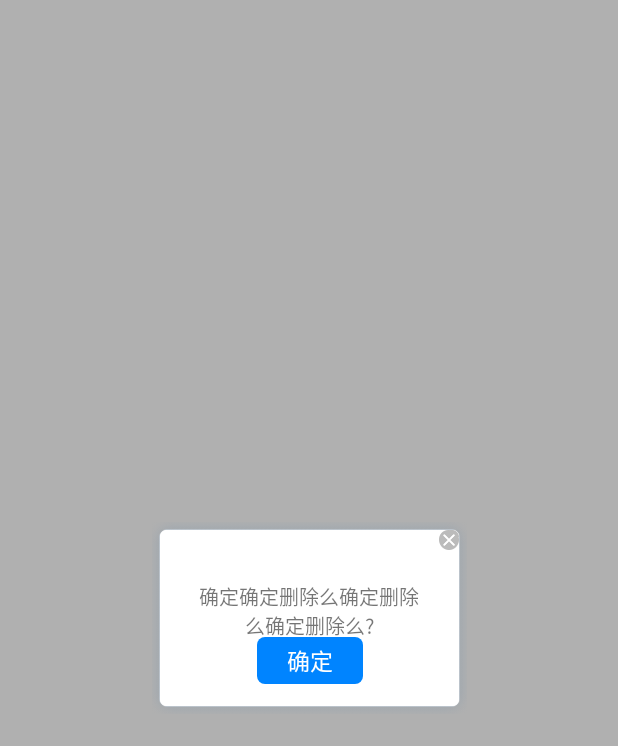
After one commit to zhuxiaohang2016/xwjr_track, an Android app: the layout attend_common_tip.xml on its own in the app's theme, with its tools: preview values and no code run, on a phone screen of 412 x 824 dp. The commit adds this screen. Shown: the top 746 px of the screen. Run offline under Robolectric (Android 15) with nearby library versions, the phone set to English and light mode, and no system bars.

Commit message:
增加统一弹层提示

```diff
--- /dev/null
+++ b/track/src/main/res/drawable/attend_shape_button_solid.xml
@@ -0,0 +1,4 @@
+<shape xmlns:android="http://schemas.android.com/apk/res/android">
+    <solid android:color="#0084ff" />
+    <corners android:radius="5dp" />
+</shape>
--- a/track/src/main/res/layout/attend_add_button.xml
+++ b/track/src/main/res/layout/attend_add_button.xml
@@ -12,7 +12,7 @@
         android:layout_marginTop="20dp"
         android:layout_marginRight="57dp"
         android:layout_marginBottom="20dp"
-        android:background="@drawable/attend_add_button_border"
+        android:background="@drawable/attend_shape_add_button_border"
         app:layout_constraintBottom_toBottomOf="parent"
         app:layout_constraintTop_toTopOf="parent">
 
--- /dev/null
+++ b/track/src/main/res/layout/attend_common_tip.xml
@@ -0,0 +1,60 @@
+<?xml version="1.0" encoding="utf-8"?>
+<android.support.constraint.ConstraintLayout xmlns:android="http://schemas.android.com/apk/res/android"
+    xmlns:app="http://schemas.android.com/apk/res-auto"
+    android:layout_width="match_parent"
+    android:layout_height="match_parent"
+    android:background="#4c000000">
+
+    <android.support.constraint.ConstraintLayout
+        android:layout_width="210dp"
+        android:layout_height="128dp"
+        android:background="@mipmap/attend_common_tip_bg"
+        app:layout_constraintBottom_toBottomOf="parent"
+        app:layout_constraintLeft_toLeftOf="parent"
+        app:layout_constraintRight_toRightOf="parent"
+        app:layout_constraintTop_toTopOf="parent">
+
+        <ImageView
+            android:id="@+id/iv_close"
+            android:layout_width="24dp"
+            android:layout_height="24dp"
+            android:padding="5dp"
+            android:src="@mipmap/attend_icon_close"
+            app:layout_constraintRight_toRightOf="parent"
+            app:layout_constraintTop_toTopOf="parent" />
+
+        <TextView
+            android:id="@+id/tv_description"
+            android:layout_width="0dp"
+            android:layout_height="wrap_content"
+            android:layout_marginLeft="30dp"
+            android:layout_marginTop="40dp"
+            android:layout_marginRight="30dp"
+            android:gravity="center"
+            android:text="确定确定删除么确定删除么确定删除么?"
+            android:textSize="13sp"
+            app:layout_constraintLeft_toLeftOf="parent"
+            app:layout_constraintRight_toRightOf="parent"
+            app:layout_constraintTop_toTopOf="parent" />
+
+        <TextView
+            android:id="@+id/tv_sure"
+            android:layout_width="wrap_content"
+            android:layout_height="wrap_content"
+            android:layout_marginBottom="20dp"
+            android:background="@drawable/attend_shape_button_solid"
+            android:gravity="center"
+            android:paddingLeft="20dp"
+            android:paddingTop="4dp"
+            android:paddingRight="20dp"
+            android:paddingBottom="4dp"
+            android:text="确定"
+            android:textColor="#ffffff"
+            android:textSize="15sp"
+            app:layout_constraintBottom_toBottomOf="parent"
+            app:layout_constraintLeft_toLeftOf="parent"
+            app:layout_constraintRight_toRightOf="parent" />
+
+
+    </android.support.constraint.ConstraintLayout>
+</android.support.constraint.ConstraintLayout>
--- a/track/src/main/res/values/styles.xml
+++ b/track/src/main/res/values/styles.xml
@@ -3,6 +3,7 @@
     <style name="AttendActivity" parent="Theme.AppCompat.Light.NoActionBar">
         <item name="android:windowNoTitle">true</item>
         <item name="android:windowBackground">@color/attend_activity_bg</item>
+        <item name="android:splitMotionEvents">false</item>
     </style>
 
 </resources>
```
Also changed, not shown: track/src/main/java/com/xwjr/track/attend/activity/AttendManageActivity.kt (+5 -3 lines), track/src/main/java/com/xwjr/track/attend/extension/ViewExtension.kt (+44 -0 lines), track/src/main/res/drawable/attend_shape_add_button_border.xml (renamed from track/src/main/res/drawable/attend_add_button_border.xml), track/src/main/res/mipmap/attend_common_tip_bg.png (added), track/src/main/res/mipmap/attend_icon_close.png (added).
